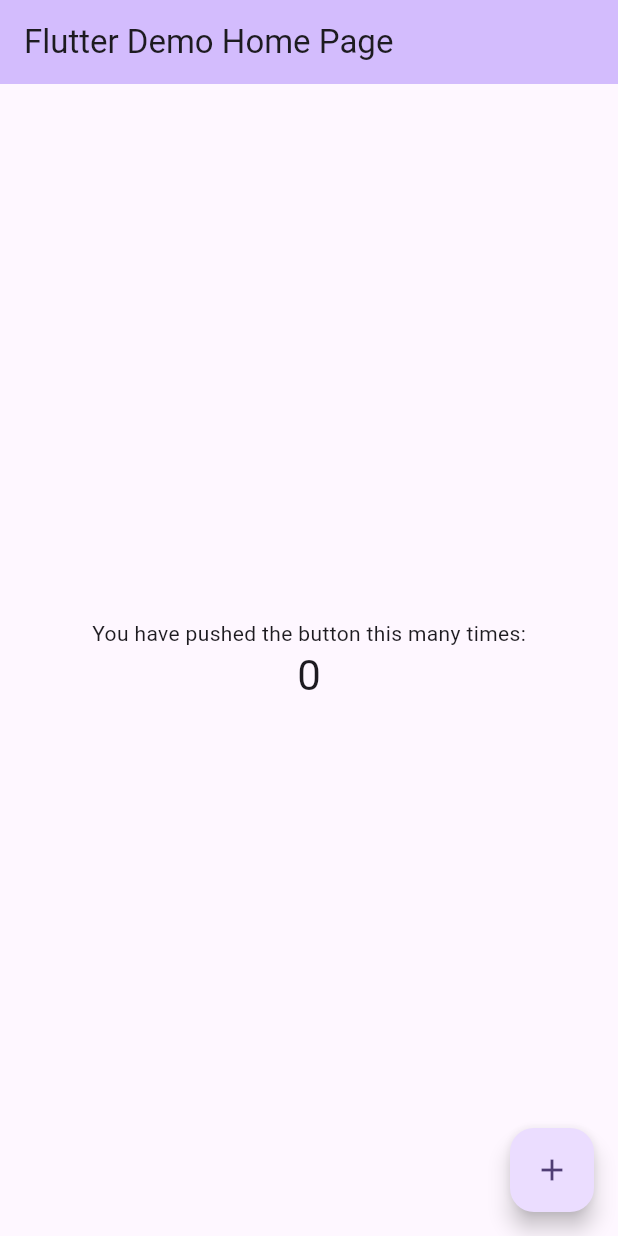
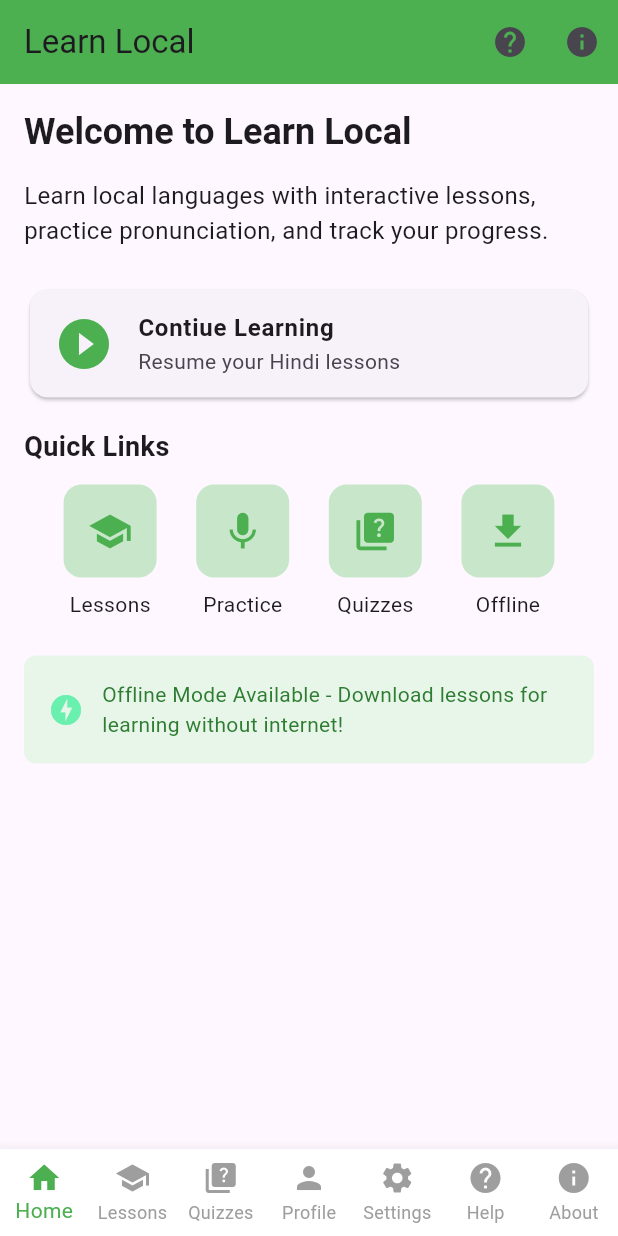
Before and after one commit to s4ndm4n82/learn_local, a Flutter app: the screen it shows after launch, on a phone screen of 412 x 824 dp. Run offline on Flutter 3.47's test engine with Material 3 defaults, Android fonts, the phone set to English and light mode, and no system bars; statements that could not run were skipped.

Commit message:
Started creating the screens.

```diff
--- a/lib/main.dart
+++ b/lib/main.dart
@@ -1,122 +1,84 @@
 import 'package:flutter/material.dart';
+import 'screens/home_screen.dart';
+import 'screens/lessons_screen.dart';
+import 'screens/quizzes_screen.dart';
+import 'screens/profile_screen.dart';
+import 'screens/settings_screen.dart';
+import 'screens/help_screen.dart';
+import 'screens/about_screen.dart';
 
 void main() {
-  runApp(const MyApp());
+  runApp(LearnLocal());
 }
 
-class MyApp extends StatelessWidget {
-  const MyApp({super.key});
+class LearnLocal extends StatelessWidget {
+  const LearnLocal({super.key});
 
-  // This widget is the root of your application.
   @override
   Widget build(BuildContext context) {
     return MaterialApp(
-      title: 'Flutter Demo',
+      title: "Learn Local",
       theme: ThemeData(
-        // This is the theme of your application.
-        //
-        // TRY THIS: Try running your application with "flutter run". You'll see
-        // the application has a purple toolbar. Then, without quitting the app,
-        // try changing the seedColor in the colorScheme below to Colors.green
-        // and then invoke "hot reload" (save your changes or press the "hot
-        // reload" button in a Flutter-supported IDE, or press "r" if you used
-        // the command line to start the app).
-        //
-        // Notice that the counter didn't reset back to zero; the application
-        // state is not lost during the reload. To reset the state, use hot
-        // restart instead.
-        //
-        // This works for code too, not just values: Most code changes can be
-        // tested with just a hot reload.
-        colorScheme: ColorScheme.fromSeed(seedColor: Colors.deepPurple),
+        primarySwatch: Colors.green,
+        fontFamily: 'Roboto',
+        textTheme: TextTheme(
+          bodyLarge: TextStyle(fontSize: 16),
+          bodyMedium: TextStyle(fontSize: 14),
+          headlineMedium: TextStyle(fontSize: 24, fontWeight: FontWeight.bold),
+        ),
       ),
-      home: const MyHomePage(title: 'Flutter Demo Home Page'),
+      home: MainScreen(),
+      debugShowCheckedModeBanner: false,
     );
   }
 }
 
-class MyHomePage extends StatefulWidget {
-  const MyHomePage({super.key, required this.title});
-
-  // This widget is the home page of your application. It is stateful, meaning
-  // that it has a State object (defined below) that contains fields that affect
-  // how it looks.
-
-  // This class is the configuration for the state. It holds the values (in this
-  // case the title) provided by the parent (in this case the App widget) and
-  // used by the build method of the State. Fields in a Widget subclass are
-  // always marked "final".
-
-  final String title;
+class MainScreen extends StatefulWidget {
+  const MainScreen({super.key});
 
   @override
-  State<MyHomePage> createState() => _MyHomePageState();
+  MainScreenState createState() => MainScreenState();
 }
 
-class _MyHomePageState extends State<MyHomePage> {
-  int _counter = 0;
+class MainScreenState extends State<MainScreen> {
+  int _selectedIndex = 0;
 
-  void _incrementCounter() {
-    setState(() {
-      // This call to setState tells the Flutter framework that something has
-      // changed in this State, which causes it to rerun the build method below
-      // so that the display can reflect the updated values. If we changed
-      // _counter without calling setState(), then the build method would not be
-      // called again, and so nothing would appear to happen.
-      _counter++;
-    });
-  }
+  final List<Widget> _screens = [
+    HomeScreen(),
+    LessonsScreen(),
+    QuizzesScreen(),
+    ProfileScreen(),
+    SettingsScreen(),
+    HelpScreen(),
+    AboutScreen(),
+  ];
 
   @override
   Widget build(BuildContext context) {
-    // This method is rerun every time setState is called, for instance as done
-    // by the _incrementCounter method above.
-    //
-    // The Flutter framework has been optimized to make rerunning build methods
-    // fast, so that you can just rebuild anything that needs updating rather
-    // than having to individually change instances of widgets.
     return Scaffold(
-      appBar: AppBar(
-        // TRY THIS: Try changing the color here to a specific color (to
-        // Colors.amber, perhaps?) and trigger a hot reload to see the AppBar
-        // change color while the other colors stay the same.
-        backgroundColor: Theme.of(context).colorScheme.inversePrimary,
-        // Here we take the value from the MyHomePage object that was created by
-        // the App.build method, and use it to set our appbar title.
-        title: Text(widget.title),
+      body: _screens[_selectedIndex],
+      bottomNavigationBar: BottomNavigationBar(
+        type: BottomNavigationBarType.fixed,
+        currentIndex: _selectedIndex,
+        onTap: (index) => setState(() {
+          _selectedIndex = index;
+        }),
+        backgroundColor: Colors.white,
+        selectedItemColor: Colors.green,
+        unselectedItemColor: Colors.grey,
+        items: [
+          BottomNavigationBarItem(icon: Icon(Icons.home), label: 'Home'),
+          BottomNavigationBarItem(icon: Icon(Icons.school), label: 'Lessons'),
+          BottomNavigationBarItem(icon: Icon(Icons.quiz), label: 'Quizzes'),
+          BottomNavigationBarItem(icon: Icon(Icons.person), label: 'Profile'),
+          BottomNavigationBarItem(
+            icon: Icon(Icons.settings),
+            label: 'Settings',
+          ),
+          BottomNavigationBarItem(icon: Icon(Icons.help), label: 'Help'),
+          BottomNavigationBarItem(icon: Icon(Icons.info), label: 'About'),
+        ],
       ),
-      body: Center(
-        // Center is a layout widget. It takes a single child and positions it
-        // in the middle of the parent.
-        child: Column(
-          // Column is also a layout widget. It takes a list of children and
-          // arranges them vertically. By default, it sizes itself to fit its
-          // children horizontally, and tries to be as tall as its parent.
-          //
-          // Column has various properties to control how it sizes itself and
-          // how it positions its children. Here we use mainAxisAlignment to
-          // center the children vertically; the main axis here is the vertical
-          // axis because Columns are vertical (the cross axis would be
-          // horizontal).
-          //
-          // TRY THIS: Invoke "debug painting" (choose the "Toggle Debug Paint"
-          // action in the IDE, or press "p" in the console), to see the
-          // wireframe for each widget.
-          mainAxisAlignment: MainAxisAlignment.center,
-          children: <Widget>[
-            const Text('You have pushed the button this many times:'),
-            Text(
-              '$_counter',
-              style: Theme.of(context).textTheme.headlineMedium,
-            ),
-          ],
-        ),
-      ),
-      floatingActionButton: FloatingActionButton(
-        onPressed: _incrementCounter,
-        tooltip: 'Increment',
-        child: const Icon(Icons.add),
-      ), // This trailing comma makes auto-formatting nicer for build methods.
     );
   }
 }
--- /dev/null
+++ b/lib/models/models.dart
@@ -0,0 +1,42 @@
+// Data Models for the Learn Local App
+class Lessons {
+  final String title;
+  final String description;
+  final double progress;
+  final bool isUnlocked;
+
+  Lessons({
+    required this.title,
+    required this.description,
+    required this.progress,
+    this.isUnlocked = false,
+  });
+}
+
+class Phrase {
+  final String english;
+  final String local;
+  final String pronunciation;
+
+  Phrase({
+    required this.english,
+    required this.local,
+    required this.pronunciation,
+  });
+}
+
+class UserProfile {
+  final String name;
+  final int lessonsCompleted;
+  final int currentStreak;
+  final int totalPoints;
+  final List<String> badges;
+
+  UserProfile({
+    required this.name,
+    required this.lessonsCompleted,
+    required this.currentStreak,
+    required this.totalPoints,
+    required this.badges,
+  });
+}
--- /dev/null
+++ b/lib/screens/home_screen.dart
@@ -0,0 +1,147 @@
+import 'package:flutter/material.dart';
+import 'help_screen.dart';
+import 'about_screen.dart';
+
+class HomeScreen extends StatelessWidget {
+  const HomeScreen({super.key});
+
+  @override
+  Widget build(BuildContext context) {
+    return Scaffold(
+      appBar: AppBar(
+        title: Text('Learn Local'),
+        backgroundColor: Colors.green,
+        actions: [
+          IconButton(
+            icon: Icon(Icons.help),
+            onPressed: () => Navigator.push(
+              context,
+              MaterialPageRoute(builder: (context) => HelpScreen()),
+            ),
+          ),
+          IconButton(
+            icon: Icon(Icons.info),
+            onPressed: () => Navigator.push(
+              context,
+              MaterialPageRoute(builder: (context) => AboutScreen()),
+            ),
+          ),
+        ],
+      ),
+      body: Padding(
+        padding: EdgeInsetsGeometry.all(16.0),
+        child: Column(
+          crossAxisAlignment: CrossAxisAlignment.start,
+          children: [
+            Text(
+              'Welcome to Learn Local',
+              style: Theme.of(context).textTheme.headlineMedium,
+            ),
+            SizedBox(height: 16.0),
+            Text(
+              'Learn local languages with interactive lessons, practice pronunciation, and track your progress.',
+              style: TextStyle(fontSize: 16.0),
+            ),
+            SizedBox(height: 24.0),
+            Card(
+              child: ListTile(
+                leading: Icon(
+                  Icons.play_circle_fill,
+                  color: Colors.green,
+                  size: 40.0,
+                ),
+                title: Text(
+                  'Contiue Learning',
+                  style: TextStyle(fontWeight: FontWeight.bold),
+                ),
+                subtitle: Text('Resume your Hindi lessons'),
+                onTap: () {
+                  // TODO: Navigate to last lesson
+                  ScaffoldMessenger.of(context).showSnackBar(
+                    SnackBar(content: Text('Continue Learning - Coming Soon!')),
+                  );
+                },
+              ),
+            ),
+            SizedBox(height: 16.0),
+            Text(
+              'Quick Links',
+              style: TextStyle(fontSize: 18.0, fontWeight: FontWeight.bold),
+            ),
+            SizedBox(height: 12.0),
+            Row(
+              mainAxisAlignment: MainAxisAlignment.spaceEvenly,
+              children: [
+                _buildQuickActon(context, Icons.school, 'Lessons', () {
+                  ScaffoldMessenger.of(context).showSnackBar(
+                    SnackBar(content: Text('Lessons - Coming Soon!')),
+                  );
+                }),
+                _buildQuickActon(context, Icons.mic, 'Practice', () {
+                  ScaffoldMessenger.of(context).showSnackBar(
+                    SnackBar(content: Text('Practice - Coming Soon!')),
+                  );
+                }),
+                _buildQuickActon(context, Icons.quiz, 'Quizzes', () {
+                  ScaffoldMessenger.of(context).showSnackBar(
+                    SnackBar(content: Text('Quizzes - Coming Soon!')),
+                  );
+                }),
+                _buildQuickActon(context, Icons.download, 'Offline', () {
+                  ScaffoldMessenger.of(context).showSnackBar(
+                    SnackBar(content: Text('Offline Mode - Coming Soon!')),
+                  );
+                }),
+              ],
+            ),
+            SizedBox(height: 24.0),
+            Container(
+              padding: EdgeInsets.all(16.0),
+              decoration: BoxDecoration(
+                color: Colors.green.shade50,
+                borderRadius: BorderRadius.circular(8.0),
+              ),
+              child: Row(
+                children: [
+                  Icon(Icons.offline_bolt, color: Colors.greenAccent),
+                  SizedBox(width: 12.0),
+                  Expanded(
+                    child: Text(
+                      'Offline Mode Available - Download lessons for learning without internet!',
+                      style: TextStyle(color: Colors.green.shade800),
+                    ),
+                  ),
+                ],
+              ),
+            ),
+          ],
+        ),
+      ),
+    );
+  }
+}
+
+Widget _buildQuickActon(
+  BuildContext context,
+  IconData icon,
+  String label,
+  VoidCallback onTap,
+) {
+  return GestureDetector(
+    onTap: onTap,
+    child: Column(
+      children: [
+        Container(
+          padding: EdgeInsets.all(16.0),
+          decoration: BoxDecoration(
+            color: Colors.green.shade100,
+            borderRadius: BorderRadius.circular(12.0),
+          ),
+          child: Icon(icon, size: 30, color: Colors.green),
+        ),
+        SizedBox(height: 8.0),
+        Text(label, style: TextStyle(fontSize: 14)),
+      ],
+    ),
+  );
+}
```
Also changed, not shown: lib/screens/help_screen.dart (added, +8 -0 lines), lib/screens/lessons_screen.dart (added, +27 -0 lines), lib/screens/profile_screen.dart (added, +27 -0 lines), lib/screens/settings_screen.dart (added, +27 -0 lines), lib/screens/about_screen.dart (added), lib/screens/quizzes_screen.dart (added).
